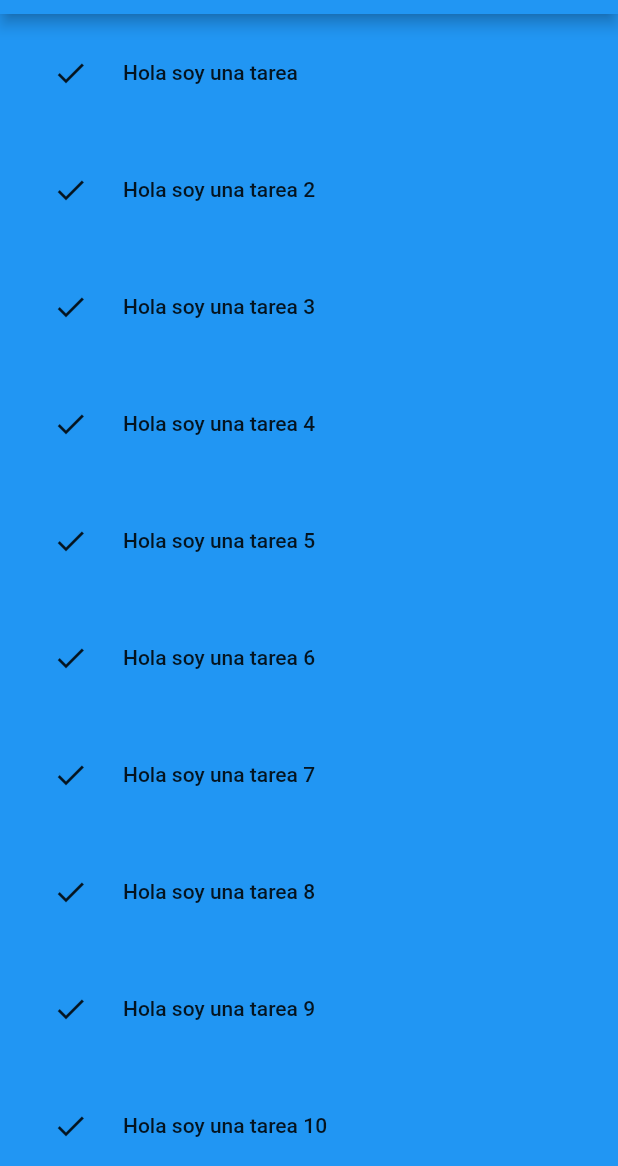
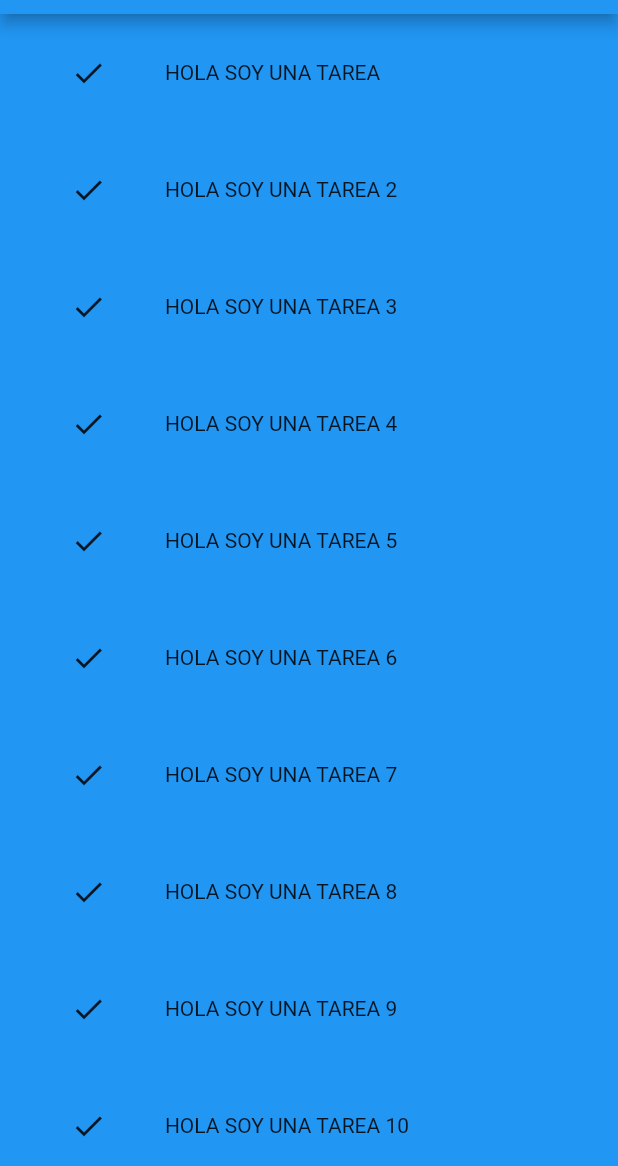
Before and after one commit to DaniWosel/stateful, a Flutter app: the screen it shows after launch, on a phone screen of 412 x 824 dp, the part 70-1236 px from its top. Run offline on Flutter 3.47's test engine with Material 2 defaults, Android fonts, the phone set to English and light mode, and no system bars.

Commit message:
Mayusculas + boton en el icono

```diff
--- a/lib/main.dart
+++ b/lib/main.dart
@@ -33,18 +33,23 @@ class TareaState extends State<Tarea>{
   @override
   Widget build(BuildContext context) {
     return Container(
-        padding: EdgeInsets.only(left:20),
+        padding: EdgeInsets.only(left:0),
         child:  Row(
           children: [
             if(tst['done'])
-              Icon(Icons.done)
+          FlatButton(
+           onPressed: click,
+           child:Icon(Icons.done))
             else
-              Icon(Icons.clear)
+          FlatButton(
+           onPressed: click,
+           child:Icon(Icons.clear))
             ,
-            FlatButton(
-              onPressed: click,
-              child: Text("  "+tst['nombre'])
-            )
+            if(tst['done'])
+                 Text("  "+tst['nombre'].toUpperCase())
+            else
+                 Text("  "+tst['nombre'])
+
           ]
         )
         //Text(tst["nombre"].toString())
@@ -86,15 +91,6 @@ class MyApp extends StatelessWidget {
               child: Row(
                 children: [
                   Tarea(tar), //!!!---------
-                  /*
-                  if(tarea['done'])
-                    Icon(Icons.done)
-                  else
-                    Icon(Icons.clear)
-                  ,
-                  Text(tarea['nombre'])
-                  */
-
                 ]
             )
           )
```
